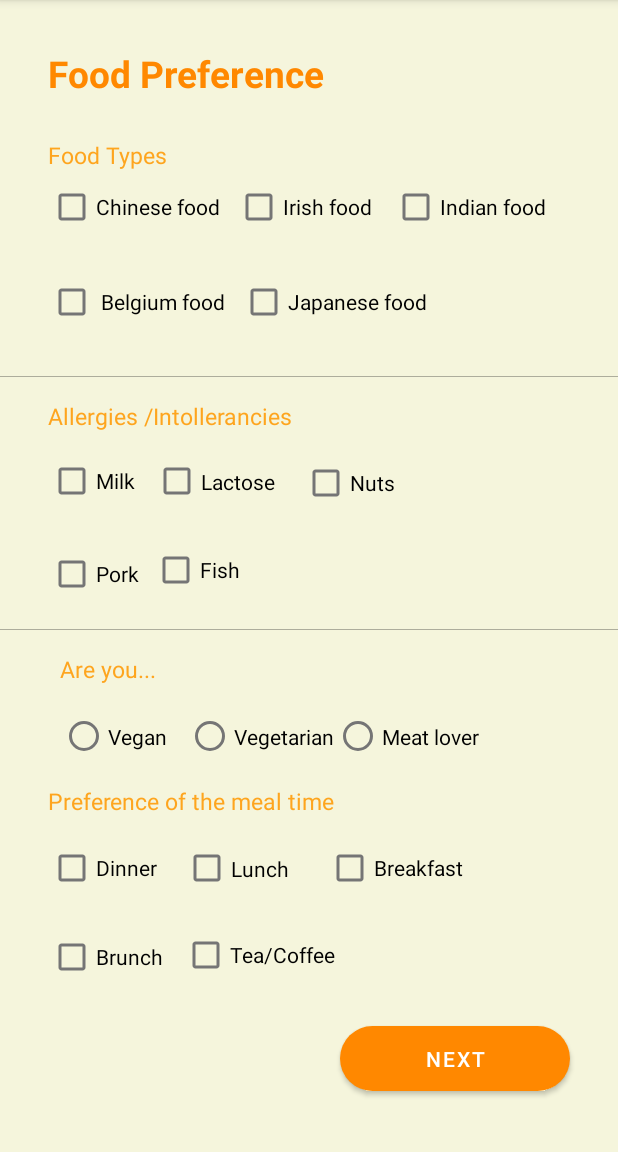
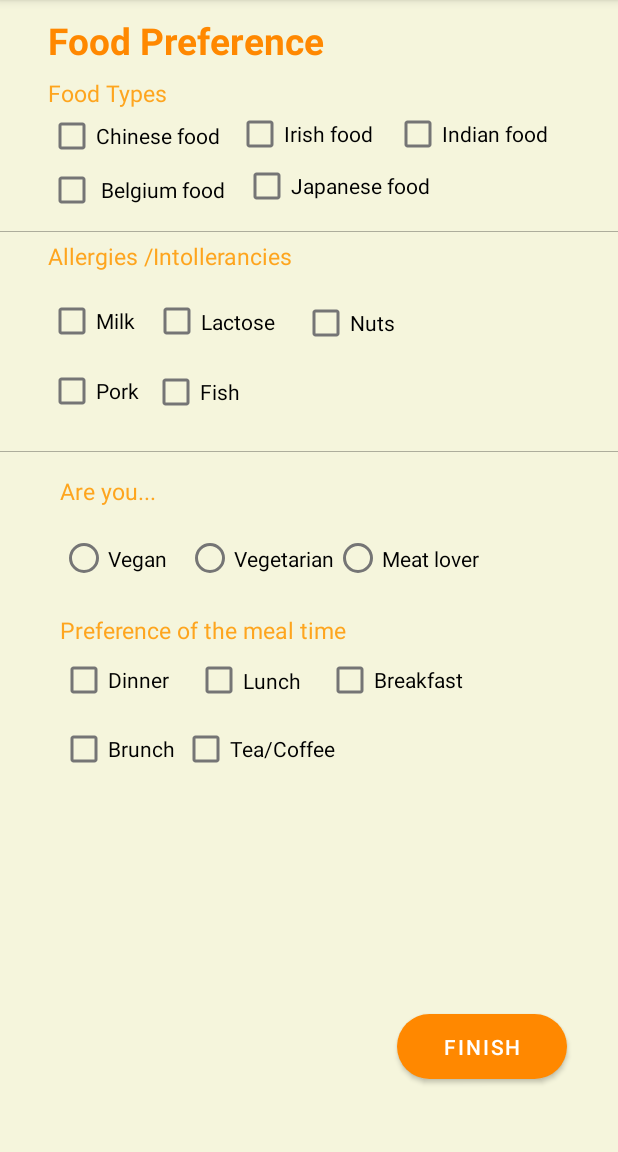
Before and after one commit to Cousinso/FoodiesApp, an Android app: the RegisterFoodPreferencesActivity screen opened directly, with no data from a screen before it, on a phone screen of 412 x 824 dp, the part 84-1236 px from its top. Run offline under Robolectric (Android 15) with nearby library versions, the phone set to English and light mode, and no system bars; our stand-ins replace Firebase (no records; nobody signed in at launch, a user with empty details on screens opened directly).

Commit message:
Change
Fan

```diff
--- a/app/src/main/java/com/example/froupapplication/RegisterFoodPreferencesActivity.kt
+++ b/app/src/main/java/com/example/froupapplication/RegisterFoodPreferencesActivity.kt
@@ -4,13 +4,9 @@ import android.content.Intent
 import android.os.Bundle
 import android.os.Parcelable
 import android.util.Log
-import android.widget.Toast
-import android.widget.Toast.LENGTH_SHORT
 import androidx.appcompat.app.AppCompatActivity
 import com.google.firebase.auth.FirebaseAuth
-import com.google.firebase.database.DatabaseReference
 import com.google.firebase.database.FirebaseDatabase
-import com.google.firebase.ktx.Firebase
 import kotlinx.android.parcel.Parcelize
 import kotlinx.android.synthetic.main.activity_register_profile_2.*
 
@@ -164,7 +160,7 @@ class RegisterFoodPreferencesActivity : AppCompatActivity() {
         }
 
 
-        ButtonNext.setOnClickListener {
+        ButtonFinish.setOnClickListener {
             //lateinit var database: DatabaseReference
             //database = Firebase.database.reference
             //val user = Firebase.auth.currentUser
--- a/app/src/main/res/layout/activity_register_profile_2.xml
+++ b/app/src/main/res/layout/activity_register_profile_2.xml
@@ -13,61 +13,58 @@
         android:layout_height="45dp"
         android:layout_marginStart="28dp"
         android:layout_marginLeft="28dp"
-        android:layout_marginTop="268dp"
         android:text="Breakfast"
         app:layout_constraintStart_toEndOf="@+id/lactose"
-        app:layout_constraintTop_toBottomOf="@+id/textView5" />
+        app:layout_constraintTop_toBottomOf="@+id/textView8" />
 
     <CheckBox
         android:id="@+id/lunch"
         android:layout_width="87dp"
         android:layout_height="46dp"
-        android:layout_marginStart="24dp"
-        android:layout_marginLeft="24dp"
-        android:layout_marginTop="268dp"
+        android:layout_marginStart="32dp"
+        android:layout_marginLeft="32dp"
         android:text="Lunch"
         app:layout_constraintStart_toEndOf="@+id/milk"
-        app:layout_constraintTop_toBottomOf="@+id/textView5" />
+        app:layout_constraintTop_toBottomOf="@+id/textView8" />
 
     <CheckBox
         android:id="@+id/dinner"
         android:layout_width="89dp"
         android:layout_height="45dp"
-        android:layout_marginTop="268dp"
         android:text="Dinner"
-        app:layout_constraintStart_toStartOf="@+id/textView5"
-        app:layout_constraintTop_toBottomOf="@+id/textView5" />
+        app:layout_constraintStart_toStartOf="@+id/hint1_"
+        app:layout_constraintTop_toBottomOf="@+id/textView8" />
 
     <TextView
         android:id="@+id/textView8"
         android:layout_width="wrap_content"
         android:layout_height="wrap_content"
-        android:layout_marginTop="272dp"
+        android:layout_marginStart="8dp"
+        android:layout_marginLeft="8dp"
+        android:layout_marginTop="8dp"
         android:text="Preference of the meal time"
         android:textColor="#DDFF9800"
         android:textSize="15sp"
         app:layout_constraintStart_toStartOf="@+id/Food_Preference"
-        app:layout_constraintTop_toBottomOf="@+id/imageView5" />
+        app:layout_constraintTop_toBottomOf="@+id/register_radioGroup_Meat" />
 
     <CheckBox
         android:id="@+id/teaCoffee"
         android:layout_width="142dp"
-        android:layout_height="49dp"
+        android:layout_height="45dp"
         android:layout_marginStart="24dp"
         android:layout_marginLeft="24dp"
-        android:layout_marginTop="268dp"
         android:text="Tea/Coffee"
         app:layout_constraintStart_toEndOf="@+id/pork"
-        app:layout_constraintTop_toBottomOf="@+id/lactose" />
+        app:layout_constraintTop_toBottomOf="@+id/lunch" />
 
     <CheckBox
         android:id="@+id/brunch"
         android:layout_width="84dp"
         android:layout_height="45dp"
-        android:layout_marginTop="272dp"
         android:text="Brunch"
-        app:layout_constraintStart_toStartOf="@+id/textView5"
-        app:layout_constraintTop_toBottomOf="@+id/milk" />
+        app:layout_constraintStart_toStartOf="@+id/hint1_"
+        app:layout_constraintTop_toBottomOf="@+id/lunch" />
 
     <ImageView
         android:id="@+id/imageView6"
@@ -103,7 +100,7 @@
 
         <RadioButton
             android:id="@+id/radio_meat"
-            android:layout_width="176dp"
+            android:layout_width="178dp"
             android:layout_height="match_parent"
             android:text="Meat lover" />
 
@@ -128,7 +125,6 @@
         android:layout_height="wrap_content"
         android:layout_marginStart="4dp"
         android:layout_marginLeft="4dp"
-        android:layout_marginTop="12dp"
         android:text="Fish"
         app:layout_constraintStart_toEndOf="@+id/pork"
         app:layout_constraintTop_toBottomOf="@+id/lactose" />
@@ -137,7 +133,6 @@
         android:id="@+id/pork"
         android:layout_width="65dp"
         android:layout_height="48dp"
-        android:layout_marginTop="15dp"
         android:text="Pork"
         app:layout_constraintStart_toStartOf="@+id/textView5"
         app:layout_constraintTop_toBottomOf="@+id/milk" />
@@ -177,7 +172,7 @@
         android:id="@+id/textView5"
         android:layout_width="wrap_content"
         android:layout_height="wrap_content"
-        android:layout_marginTop="15dp"
+        android:layout_marginTop="5dp"
         android:text="Allergies /Intollerancies"
         android:textColor="#DDFF9800"
         android:textSize="15sp"
@@ -186,11 +181,11 @@
 
     <TextView
         android:id="@+id/Food_Preference"
-        android:layout_width="0dp"
-        android:layout_height="45dp"
+        android:layout_width="346dp"
+        android:layout_height="36dp"
         android:layout_marginStart="32dp"
         android:layout_marginLeft="32dp"
-        android:layout_marginTop="32dp"
+        android:layout_marginTop="10dp"
         android:layout_marginEnd="32dp"
         android:layout_marginRight="32dp"
         android:text="Food Preference"
@@ -204,42 +199,43 @@
 
 
     <Button
-        android:id="@+id/ButtonNext"
-        android:layout_width="153dp"
+        android:id="@+id/ButtonFinish"
+        android:layout_width="113dp"
         android:layout_height="43dp"
-        android:layout_marginTop="596dp"
+        android:layout_marginTop="508dp"
         android:layout_marginBottom="30dp"
         android:background="@drawable/rounded_edittext"
-        android:text="Next"
+        android:text="Finish"
         app:backgroundTint="@android:color/holo_orange_dark"
         app:layout_constraintBottom_toBottomOf="parent"
         app:layout_constraintEnd_toEndOf="@+id/Food_Preference"
         app:layout_constraintHorizontal_bias="1.0"
         app:layout_constraintStart_toStartOf="@+id/Food_Preference"
-        app:layout_constraintTop_toBottomOf="@+id/Food_Preference" />
+        app:layout_constraintTop_toBottomOf="@+id/Food_Preference"
+        app:layout_constraintVertical_bias="0.865" />
 
     <CheckBox
         android:id="@+id/ChFood"
-        android:layout_width="wrap_content"
-        android:layout_height="wrap_content"
+        android:layout_width="117dp"
+        android:layout_height="36dp"
         android:text="Chinese food"
         app:layout_constraintStart_toStartOf="@+id/Food_Preference"
         app:layout_constraintTop_toBottomOf="@+id/textView" />
 
     <CheckBox
         android:id="@+id/IrFood"
-        android:layout_width="wrap_content"
-        android:layout_height="wrap_content"
-        android:layout_marginStart="10dp"
-        android:layout_marginLeft="10dp"
+        android:layout_width="95dp"
+        android:layout_height="33dp"
+        android:layout_marginStart="8dp"
+        android:layout_marginLeft="8dp"
         android:text="Irish food "
         app:layout_constraintStart_toEndOf="@+id/ChFood"
         app:layout_constraintTop_toBottomOf="@+id/textView" />
 
     <CheckBox
         android:id="@+id/InFood"
-        android:layout_width="wrap_content"
-        android:layout_height="wrap_content"
+        android:layout_width="109dp"
+        android:layout_height="33dp"
         android:layout_marginStart="10dp"
         android:layout_marginLeft="10dp"
         android:text="Indian food"
@@ -248,20 +244,18 @@
 
     <CheckBox
         android:id="@+id/BelgFood"
-        android:layout_width="wrap_content"
-        android:layout_height="wrap_content"
-        android:layout_marginTop="15dp"
+        android:layout_width="120dp"
+        android:layout_height="36dp"
         android:text=" Belgium food"
         app:layout_constraintStart_toStartOf="@+id/Food_Preference"
         app:layout_constraintTop_toBottomOf="@+id/ChFood" />
 
     <CheckBox
         android:id="@+id/JapFood"
-        android:layout_width="wrap_content"
-        android:layout_height="wrap_content"
+        android:layout_width="158dp"
+        android:layout_height="36dp"
         android:layout_marginStart="10dp"
         android:layout_marginLeft="10dp"
-        android:layout_marginTop="15dp"
         android:text="Japanese food"
         app:layout_constraintStart_toEndOf="@+id/BelgFood"
         app:layout_constraintTop_toBottomOf="@+id/IrFood" />
@@ -270,10 +264,10 @@
         android:id="@+id/imageView5"
         android:layout_width="match_parent"
         android:layout_height="0.5dp"
-        android:layout_marginTop="25dp"
+        android:layout_marginTop="12dp"
         android:background="#4B000000"
         app:layout_constraintEnd_toEndOf="parent"
-        app:layout_constraintHorizontal_bias="1.0"
+        app:layout_constraintHorizontal_bias="0.0"
         app:layout_constraintStart_toStartOf="parent"
         app:layout_constraintTop_toBottomOf="@+id/JapFood" />
 
@@ -281,7 +275,7 @@
         android:id="@+id/textView"
         android:layout_width="wrap_content"
         android:layout_height="wrap_content"
-        android:layout_marginTop="15dp"
+        android:layout_marginTop="5dp"
         android:text="Food Types"
         android:textColor="#DDFF9800"
         android:textSize="15sp"
--- a/app/src/main/res/layout/activity_register_profile_3.xml
+++ /dev/null
@@ -1,6 +0,0 @@
-<?xml version="1.0" encoding="utf-8"?>
-<androidx.constraintlayout.widget.ConstraintLayout
-    xmlns:android="http://schemas.android.com/apk/res/android" android:layout_width="match_parent"
-    android:layout_height="match_parent">
-
-</androidx.constraintlayout.widget.ConstraintLayout>
```
Also changed, not shown: app/src/main/java/com/example/froupapplication/RegisterActivity.kt (+7 -4 lines), app/src/main/res/layout/activity_register.xml (+4 -4 lines), app/src/main/res/layout/activity_register_profile.xml (+17 -17 lines).
